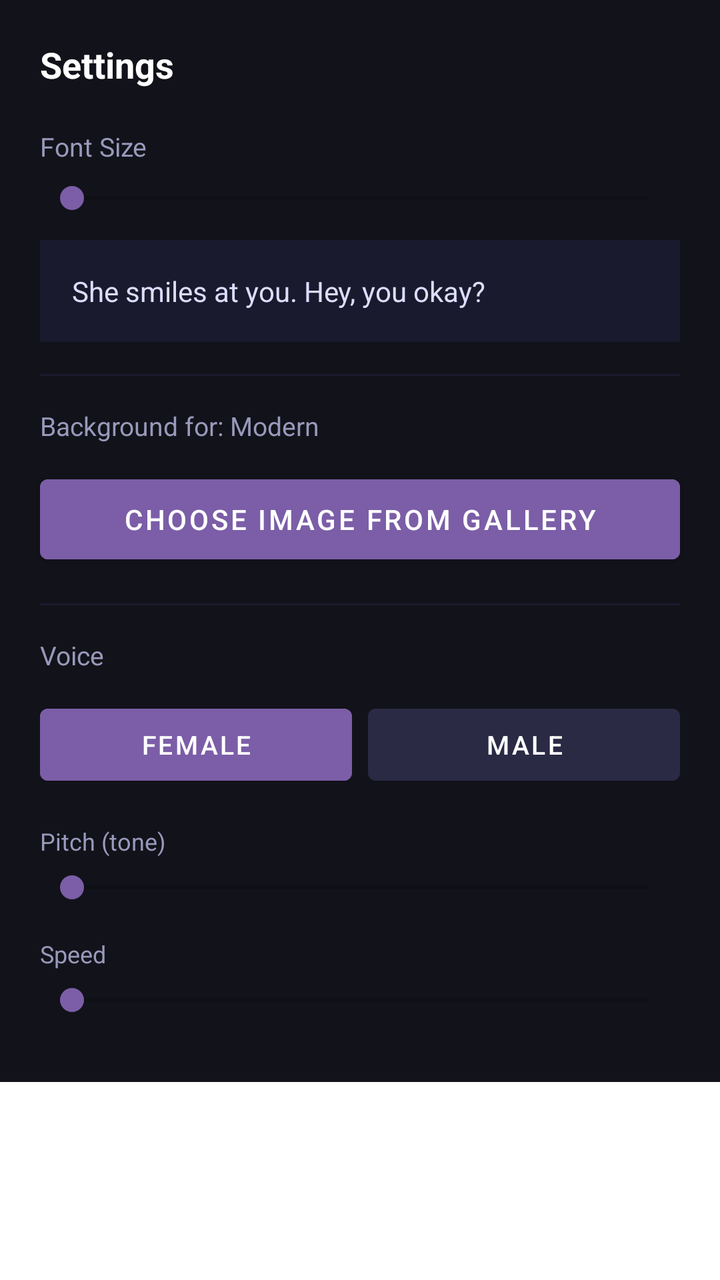
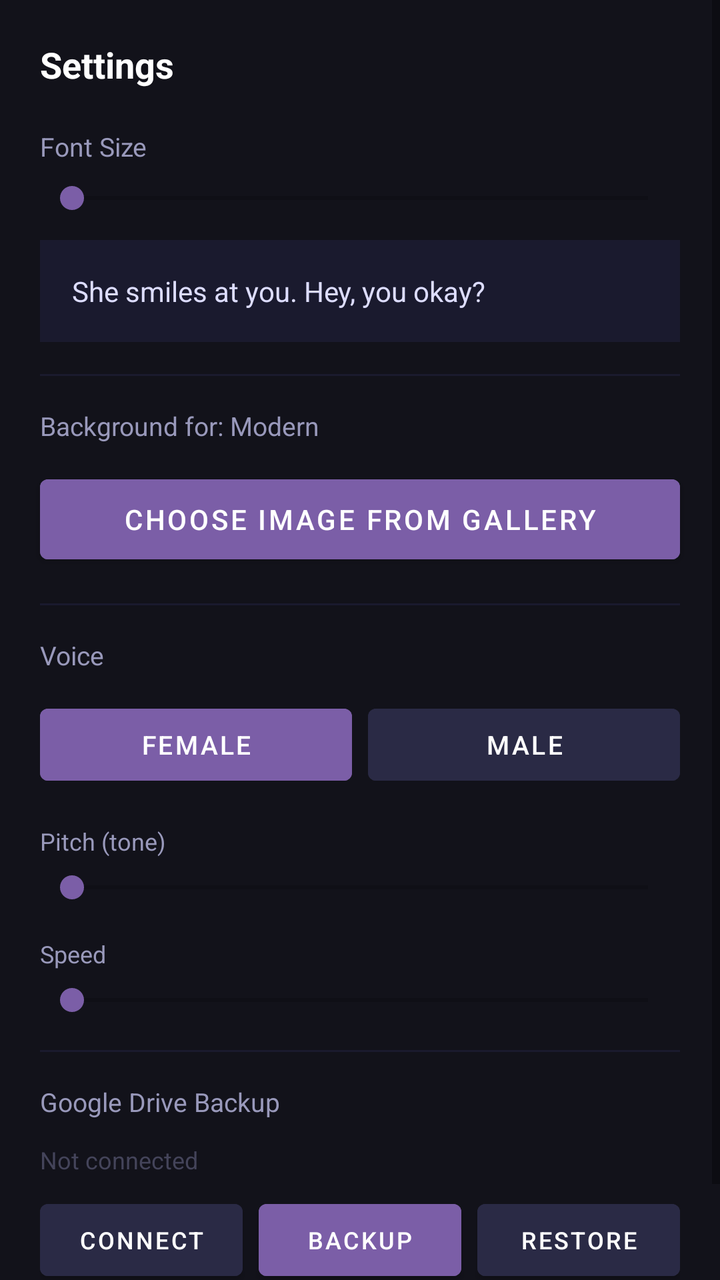

Screens rendered from an Android XML layout before and after an edit, with the pre-edit source and the edit as a unified diff.
<!-- AndroidManifest.xml: application theme Theme.ElaraApp -->
<!-- res/layout/bottom_sheet_chat_settings.xml -->
<?xml version="1.0" encoding="utf-8"?>
<ScrollView xmlns:android="http://schemas.android.com/apk/res/android"
    android:layout_width="match_parent"
    android:layout_height="wrap_content">

    <LinearLayout
        android:layout_width="match_parent"
        android:layout_height="wrap_content"
        android:orientation="vertical"
        android:background="#12121A"
        android:paddingBottom="32dp">

        <TextView
            android:layout_width="match_parent"
            android:layout_height="wrap_content"
            android:text="Settings"
            android:textColor="#FFFFFF"
            android:textSize="18sp"
            android:textStyle="bold"
            android:padding="20dp" />

        
        <TextView
            android:layout_width="match_parent"
            android:layout_height="wrap_content"
            android:text="Font Size"
            android:textColor="#9999BB"
            android:textSize="13sp"
            android:paddingHorizontal="20dp"
            android:paddingBottom="8dp" />

        <SeekBar
            android:id="@+id/fontSizeSeekBar"
            android:layout_width="match_parent"
            android:layout_height="wrap_content"
            android:layout_marginHorizontal="20dp"
            android:progressTint="#7B5EA7"
            android:thumbTint="#7B5EA7" />

        <TextView
            android:id="@+id/fontPreview"
            android:layout_width="match_parent"
            android:layout_height="wrap_content"
            android:layout_marginHorizontal="20dp"
            android:layout_marginTop="12dp"
            android:padding="16dp"
            android:textColor="#DDDDFF"
            android:background="#1A1A2E"
            android:text="She smiles at you. Hey, you okay?"
            android:lineSpacingExtra="4dp" />

        <View android:layout_width="match_parent" android:layout_height="1dp"
            android:background="#1A1A2E" android:layout_marginVertical="16dp"
            android:layout_marginHorizontal="20dp" />

        
        <TextView
            android:id="@+id/bgWorldLabel"
            android:layout_width="match_parent"
            android:layout_height="wrap_content"
            android:textColor="#9999BB"
            android:textSize="13sp"
            android:paddingHorizontal="20dp"
            android:paddingBottom="12dp"
            android:text="Background for: Modern" />

        <Button
            android:id="@+id/changeBgButton"
            android:layout_width="match_parent"
            android:layout_height="52dp"
            android:layout_marginHorizontal="20dp"
            android:text="Choose image from gallery"
            android:textColor="#FFFFFF"
            android:textSize="14sp"
            android:backgroundTint="#7B5EA7" />

        <View android:layout_width="match_parent" android:layout_height="1dp"
            android:background="#1A1A2E" android:layout_marginVertical="16dp"
            android:layout_marginHorizontal="20dp" />

        
        <TextView
            android:layout_width="match_parent"
            android:layout_height="wrap_content"
            android:text="Voice"
            android:textColor="#9999BB"
            android:textSize="13sp"
            android:paddingHorizontal="20dp"
            android:paddingBottom="12dp" />

        <LinearLayout
            android:layout_width="match_parent"
            android:layout_height="wrap_content"
            android:orientation="horizontal"
            android:layout_marginHorizontal="20dp"
            android:layout_marginBottom="16dp">

            <Button
                android:id="@+id/voiceFemaleButton"
                android:layout_width="0dp"
                android:layout_height="48dp"
                android:layout_weight="1"
                android:layout_marginEnd="8dp"
                android:text="Female"
                android:textColor="#FFFFFF"
                android:textSize="13sp"
                android:backgroundTint="#7B5EA7" />

            <Button
                android:id="@+id/voiceMaleButton"
                android:layout_width="0dp"
                android:layout_height="48dp"
                android:layout_weight="1"
                android:text="Male"
                android:textColor="#FFFFFF"
                android:textSize="13sp"
                android:backgroundTint="#2A2A45" />

        </LinearLayout>

        <TextView
            android:layout_width="match_parent"
            android:layout_height="wrap_content"
            android:text="Pitch (tone)"
            android:textColor="#9999BB"
            android:textSize="12sp"
            android:paddingHorizontal="20dp"
            android:paddingBottom="6dp" />

        <SeekBar
            android:id="@+id/pitchSeekBar"
            android:layout_width="match_parent"
            android:layout_height="wrap_content"
            android:layout_marginHorizontal="20dp"
            android:layout_marginBottom="16dp"
            android:progressTint="#7B5EA7"
            android:thumbTint="#7B5EA7" />

        <TextView
            android:layout_width="match_parent"
            android:layout_height="wrap_content"
            android:text="Speed"
            android:textColor="#9999BB"
            android:textSize="12sp"
            android:paddingHorizontal="20dp"
            android:paddingBottom="6dp" />

        <SeekBar
            android:id="@+id/rateSeekBar"
            android:layout_width="match_parent"
            android:layout_height="wrap_content"
            android:layout_marginHorizontal="20dp"
            android:progressTint="#7B5EA7"
            android:thumbTint="#7B5EA7" />

    </LinearLayout>
</ScrollView>
<!-- resources referenced by this layout -->
<resources>
  <style name="Theme.ElaraApp" parent="Theme.MaterialComponents.DayNight.DarkActionBar">
          <item name="colorPrimary">#1A1A2E</item>
          <item name="colorPrimaryVariant">#16213E</item>
          <item name="colorOnPrimary">#FFFFFF</item>
          <item name="colorSecondary">#E94560</item>
          <item name="colorOnSecondary">#FFFFFF</item>
          <item name="android:statusBarColor">#1A1A2E</item>
      </style>
</resources>

<!-- the commit's change to res/layout/bottom_sheet_chat_settings.xml (unified diff, before → after) -->
@@ -153,5 +153,69 @@
             android:progressTint="#7B5EA7"
             android:thumbTint="#7B5EA7" />
 
+        <View android:layout_width="match_parent" android:layout_height="1dp"
+            android:background="#1A1A2E" android:layout_marginVertical="16dp"
+            android:layout_marginHorizontal="20dp" />
+
+        <TextView
+            android:layout_width="match_parent"
+            android:layout_height="wrap_content"
+            android:text="Google Drive Backup"
+            android:textColor="#9999BB"
+            android:textSize="13sp"
+            android:paddingHorizontal="20dp"
+            android:paddingBottom="12dp" />
+
+        <TextView
+            android:id="@+id/driveAccountText"
+            android:layout_width="match_parent"
+            android:layout_height="wrap_content"
+            android:text="Not connected"
+            android:textColor="#44445A"
+            android:textSize="12sp"
+            android:paddingHorizontal="20dp"
+            android:paddingBottom="8dp" />
+
+        <LinearLayout
+            android:layout_width="match_parent"
+            android:layout_height="wrap_content"
+            android:orientation="horizontal"
+            android:layout_marginHorizontal="20dp"
+            android:layout_marginBottom="16dp">
+
+            <Button
+                android:id="@+id/driveConnectButton"
+                android:layout_width="0dp"
+                android:layout_height="48dp"
+                android:layout_weight="1"
+                android:layout_marginEnd="8dp"
+                android:text="Connect"
+                android:textColor="#FFFFFF"
+                android:textSize="12sp"
+                android:backgroundTint="#2A2A45" />
+
+            <Button
+                android:id="@+id/drivePushButton"
+                android:layout_width="0dp"
+                android:layout_height="48dp"
+                android:layout_weight="1"
+                android:layout_marginEnd="8dp"
+                android:text="Backup"
+                android:textColor="#FFFFFF"
+                android:textSize="12sp"
+                android:backgroundTint="#7B5EA7" />
+
+            <Button
+                android:id="@+id/drivePullButton"
+                android:layout_width="0dp"
+                android:layout_height="48dp"
+                android:layout_weight="1"
+                android:text="Restore"
+                android:textColor="#FFFFFF"
+                android:textSize="12sp"
+                android:backgroundTint="#2A2A45" />
+
+        </LinearLayout>
+
     </LinearLayout>
 </ScrollView>
